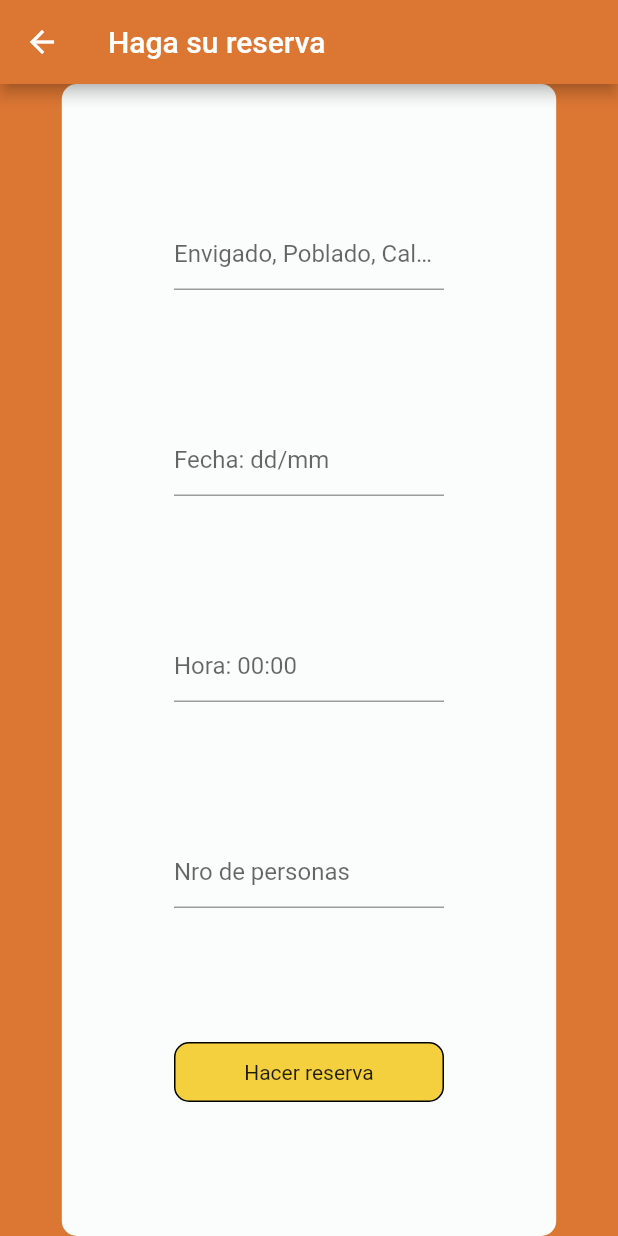
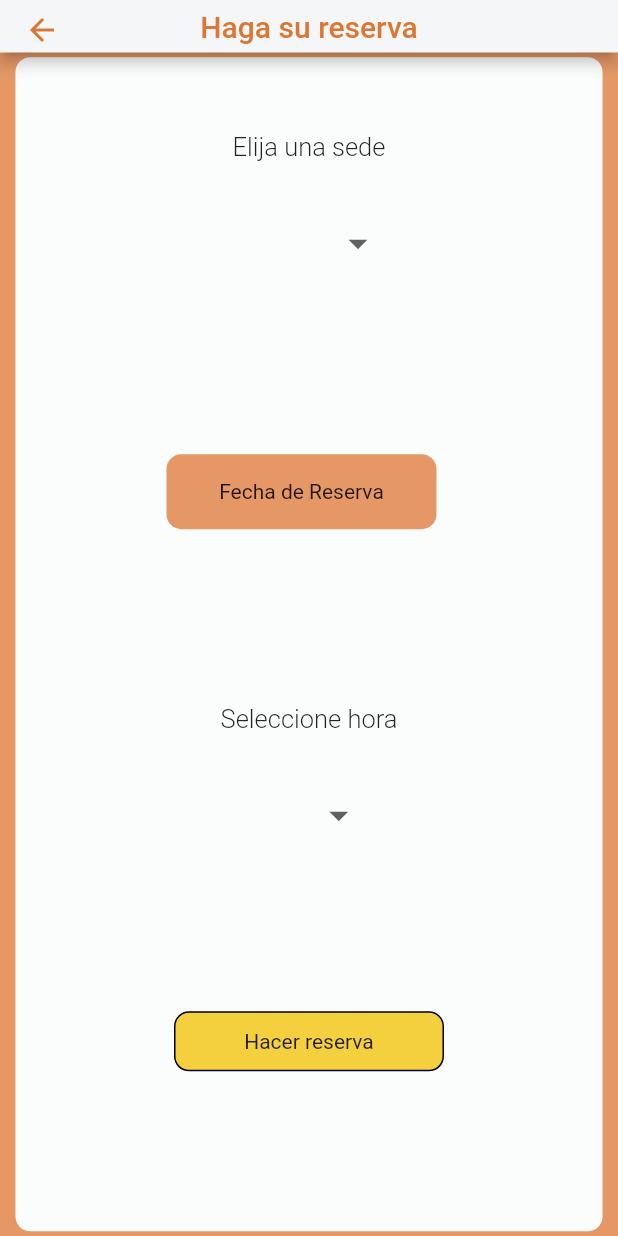
Before and after one commit to jero0137/proyecto_flutter, a Flutter app: the ReservasPage screen opened directly, on a phone screen of 412 x 824 dp. Run offline on Flutter 3.47's test engine with Material 2 defaults, Android fonts, the phone set to English and light mode, and no system bars.

Commit message:
Version 5

```diff
--- a/lib/vistas/reservasPage.dart
+++ b/lib/vistas/reservasPage.dart
@@ -4,7 +4,7 @@ import 'package:flutter/src/widgets/framework.dart';
 import 'package:proyecto_flutter/widgets/wcWidgets.dart';
 
 class ReservasPage extends StatefulWidget {
-  ReservasPage({ Key? key }) : super(key: key);
+  ReservasPage({Key? key}) : super(key: key);
 
   @override
   _ReservasPageState createState() => _ReservasPageState();
@@ -14,74 +14,124 @@ class _ReservasPageState extends State<ReservasPage> {
   double screenHeight = 0.0;
   double screenWidth = 0.0;
 
+  DateTime fecha = DateTime.now();
+
+  final itemSedes = ["Poblado", "Laureles", "Calasanz"];
+  final itemHoras = [
+    "12:00",
+    "13:00",
+    "14:00",
+    "15:00",
+    "16:00",
+    "17:00",
+    "18:00",
+    "19:00",
+    "20:00"
+  ];
+  String? sede, hora;
+
+  DropdownMenuItem<String> buildMenuItem(String item) => DropdownMenuItem(
+        value: item,
+        child: Text(item),
+      );
+
   @override
   Widget build(BuildContext context) {
     screenHeight = MediaQuery.of(context).size.height;
     screenWidth = MediaQuery.of(context).size.width;
 
-    String dropdownvalue = "Sede";
-
-  // List of items in our dropdown menu
-      final items = [
-        "Sede Laureles",
-        "Sede Poblado",
-        "Sede Calazans",
-      ];
     return Scaffold(
-      backgroundColor: Color( 0xFFDC7633),
-      appBar: AppBar(
-        title: Text("Haga su reserva"),
-        backgroundColor: Color(0xFFDC7633),
-      ),
+      backgroundColor: Color(0xFFE59866),
+      appBar: barra("Haga su reserva", context),
       body: Center(
-
-
         child: Container(
-          width: screenWidth * 0.8,
+            width: screenWidth * 0.95,
             height: screenHeight * 0.95,
             decoration: BoxDecoration(
               color: Color(0xFFFBFCFC),
               borderRadius: BorderRadius.circular(10),
             ),
-
             child: Column(
               children: [
-
+                spaciador(50, 0),
+                Row(
+                  children: [Spacer(), subTitle("Elija una sede"), Spacer()],
+                ),
+                spaciador(30, 0),
+                Container(
+                  child: DropdownButtonHideUnderline(
+                    child: DropdownButton<String>(
+                      value: sede,
+                      iconSize: 30,
+                      items: itemSedes.map(buildMenuItem).toList(),
+                      onChanged: (value) => setState(() => this.sede = value),
+                    ),
+                  ),
+                ),
+                Spacer(),
+                Container(
+                  margin:
+                      EdgeInsets.only(left: 0, top: 10, right: 10, bottom: 10),
+                  width: 180,
+                  height: 50,
+                  child: GestureDetector(
+                    child: Container(
+                      width: 180,
+                      height: 30,
+                      decoration: BoxDecoration(
+                        color: Color(0xFFE59866),
+                        borderRadius: BorderRadius.circular(10),
+                      ),
+                      child: Center(child: Text("Fecha de Reserva")),
+                    ),
+                    onTap: () async {
+                      DateTime? selectedDate = await showDatePicker(
+                        context: context,
+                        initialDate: fecha,
+                        firstDate: DateTime(2022),
+                        lastDate: DateTime(2023),
+                      );
+                      if (selectedDate == null) return;
+                      setState(() => fecha = selectedDate);
+                    },
+                  ),
+                ),
+                Spacer(),
+                subTitle("Seleccione hora"),
+                spaciador(30, 0),
+                Container(
+                  child: DropdownButtonHideUnderline(
+                    child: DropdownButton<String>(
+                      value: hora,
+                      iconSize: 30,
+                      items: itemHoras.map(buildMenuItem).toList(),
+                      onChanged: (value) => setState(() => this.hora = value),
+                    ),
+                  ),
+                ),
                 Spacer(flex: 1),
-              textField("Envigado, Poblado, Calasanz"),
-              Spacer(),
-              textField("Fecha: dd/mm"),
-              Spacer(),
-              textField("Hora: 00:00"),
-              Spacer(),
-              textField("Nro de personas"),
-              Spacer(flex: 1),
-              largeButton(
-                (){
+                largeButton(() {
                   showDialog(
                       context: context,
                       builder: (buildcontext) {
                         return AlertDialog(
                           title: Text("Reserva"),
-                            content: Text("Se ha hecho su reserva"),
+                          content: Text("Se ha hecho su reserva\n" +
+                              "fecha: ${fecha.day}/${fecha.month}\n" +
+                              "En la sede ${sede}"),
                           actions: <Widget>[
-
-                              largeButton((){
+                            largeButton(() {
                               Navigator.of(context).pop();
                             }, Color(0xFFDC7633), "Exit"),
                           ],
                         );
-                        }
-                      );
-                },
-                 Color(0xFFF4D03F),
-                 "Hacer reserva"
+                      });
+                }, Color(0xFFF4D03F), "Hacer reserva"),
+                Spacer(
+                  flex: 1,
                 ),
-              Spacer(flex: 1,),
-
               ],
-          )
-        ),
+            )),
       ),
     );
   }
```
Also changed, not shown: lib/vistas/domiciliosPage.dart (+14 -24 lines), lib/vistas/sedesPage.dart (+58 -43 lines), lib/vistas/signInPage.dart (+20 -38 lines), lib/vistas/signUpPage.dart (+4 -7 lines), lib/vistas/welcomePage.dart (+5 -9 lines), lib/widgets/wcWidgets.dart (+16 -51 lines). Lines whose indentation alone changed are shown as unchanged.
